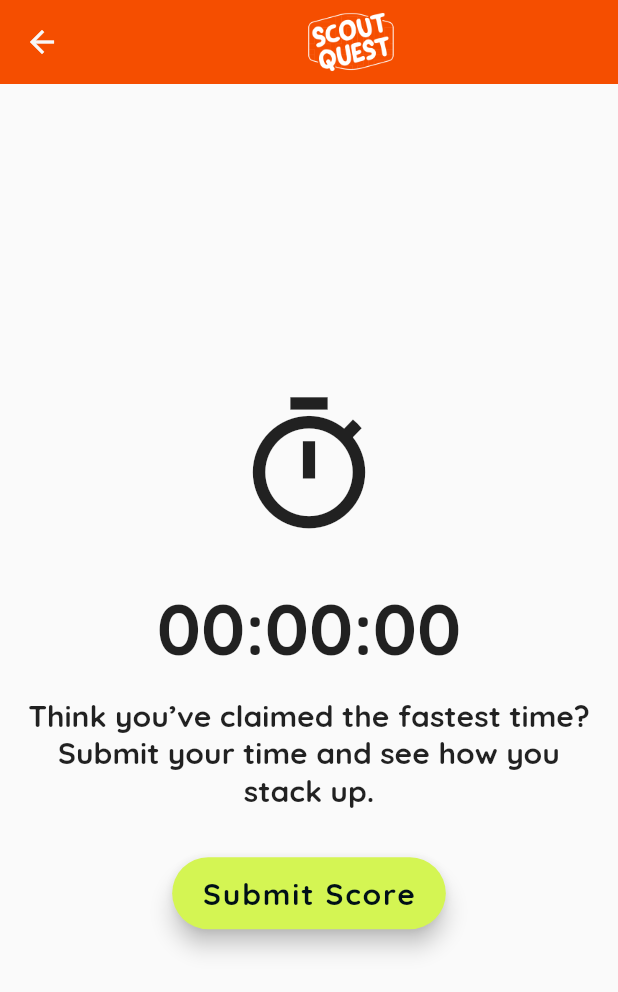
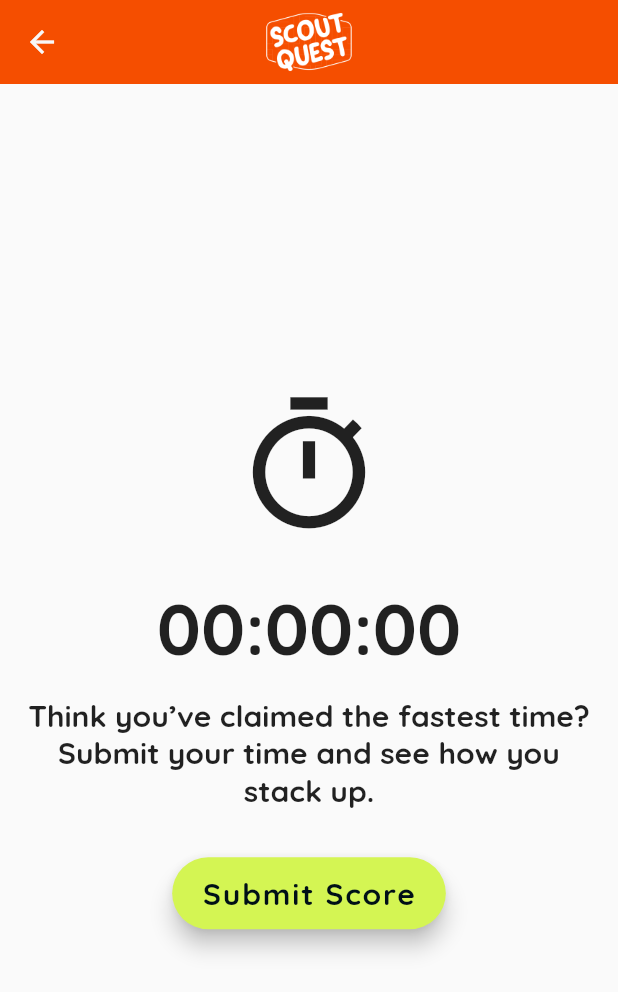
Before and after one commit to marisajackson/scoutquest, a Flutter app: the QuestComplete screen opened directly with empty values, on a phone screen of 412 x 824 dp. Shown: the top 992 px of the screen. Run offline on Flutter 3.47's test engine with Material 3 defaults, Android fonts, the phone set to English and light mode, and no system bars; drawn by our look-alikes of flutter_html; our stand-ins replace audioplayers, cloud_firestore, firebase_core, fluttertoast, shared_preferences; missing offline and left inert: mobile_scanner; accounts and stored records are empty; network calls fail.

Commit message:
Clean up app bar

```diff
--- a/lib/app/widgets/app_bar_manager.dart
+++ b/lib/app/widgets/app_bar_manager.dart
@@ -1,5 +1,4 @@
 import 'package:flutter/material.dart';
-import 'package:scoutquest/utils/constants.dart';
 
 class AppBarManager extends StatelessWidget implements PreferredSizeWidget {
   final AppBar appBar;
@@ -26,32 +25,29 @@ class AppBarManager extends StatelessWidget implements PreferredSizeWidget {
       elevation: 0,
       leading:
           hasBackButton ? BackButton(onPressed: backButtonOnPressed) : null,
-      title: Row(
-        mainAxisAlignment: MainAxisAlignment.center,
-        children: [
-          // Logo
-          SizedBox(
-            height: 60,
-            child: Image.asset(
-              "assets/brand/logos/logo-white.png",
-              fit: BoxFit.contain,
-            ),
-          ),
-        ],
+      title: SizedBox(
+        height: 60,
+        child: Image.asset(
+          "assets/brand/logos/logo-white.png",
+          fit: BoxFit.contain,
+        ),
       ),
+      centerTitle: true,
       actions: [
-        // Timer display
+        // Timer display with fixed width
         if (timer != null)
           Container(
-            padding: const EdgeInsets.symmetric(horizontal: 12, vertical: 8),
+            width: 90, // Fixed width to prevent jumping
+            padding: const EdgeInsets.symmetric(horizontal: 8, vertical: 8),
             margin: const EdgeInsets.only(right: 8),
             child: Row(
               mainAxisSize: MainAxisSize.min,
+              mainAxisAlignment: MainAxisAlignment.center,
               children: [
                 const Icon(
                   Icons.timer_outlined,
                   color: Colors.white,
-                  size: 18,
+                  size: 20,
                 ),
                 const SizedBox(width: 4),
                 Text(
@@ -60,6 +56,9 @@ class AppBarManager extends StatelessWidget implements PreferredSizeWidget {
                     color: Colors.white,
                     fontSize: 16,
                     fontWeight: FontWeight.w600,
+                    fontFeatures: [
+                      FontFeature.tabularFigures()
+                    ], // Monospace numbers
                   ),
                 ),
               ],
```
